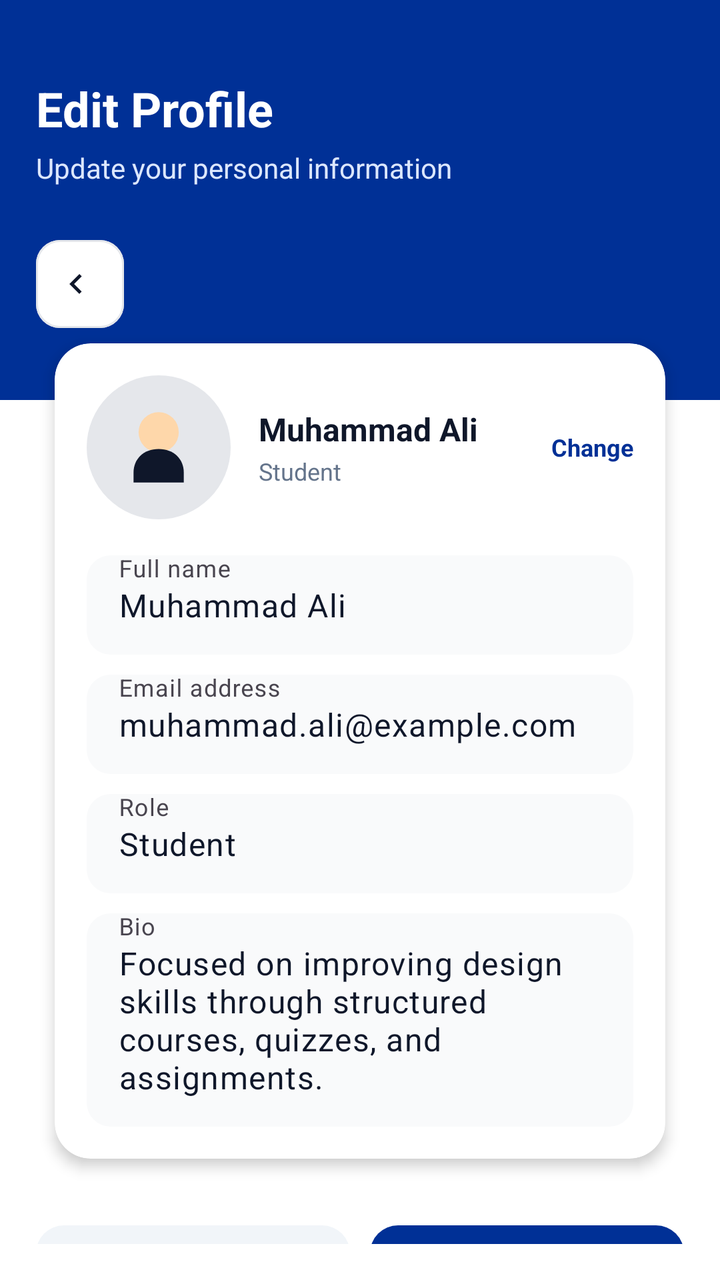
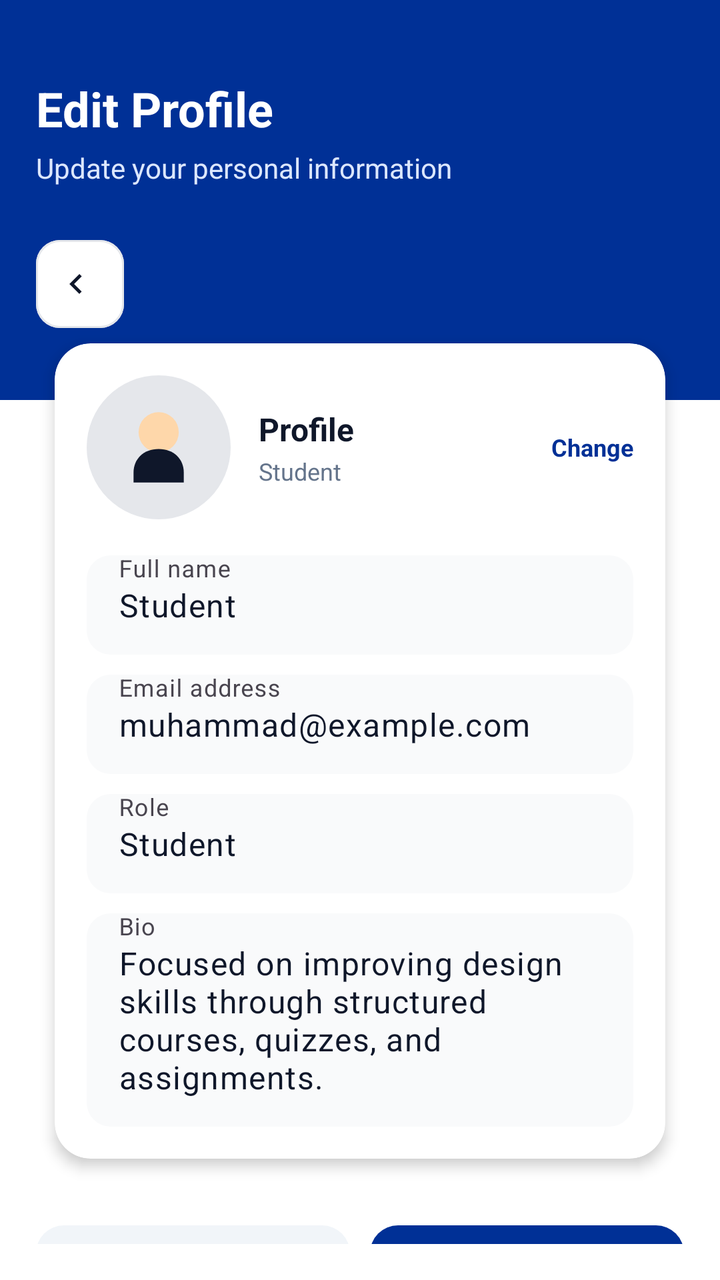

Compare the two renders of this Android layout. The source of the first and the diff that turns it into the second are given below.
<!-- AndroidManifest.xml: application theme Theme.App_Project -->
<!-- res/layout/activity_edit_profile.xml -->
<?xml version="1.0" encoding="utf-8"?>
<androidx.constraintlayout.widget.ConstraintLayout
    xmlns:android="http://schemas.android.com/apk/res/android"
    xmlns:app="http://schemas.android.com/apk/res-auto"
    android:id="@+id/editProfileRoot"
    android:layout_width="match_parent"
    android:layout_height="match_parent"
    android:background="#FFFFFF">

    <View
        android:id="@+id/headerBg"
        android:layout_width="0dp"
        android:layout_height="200dp"
        android:background="@color/primary_blue"
        app:layout_constraintEnd_toEndOf="parent"
        app:layout_constraintHorizontal_bias="0.0"
        app:layout_constraintStart_toStartOf="parent"
        app:layout_constraintTop_toTopOf="parent" />

    <TextView
        android:id="@+id/tvHeaderTitle"
        android:layout_width="wrap_content"
        android:layout_height="wrap_content"
        android:layout_marginStart="18dp"
        android:layout_marginTop="38dp"
        android:text="Edit Profile"
        android:textColor="#FFFFFF"
        android:textStyle="bold"
        android:textSize="24sp"
        app:layout_constraintTop_toTopOf="parent"
        app:layout_constraintStart_toStartOf="parent" />

    <TextView
        android:id="@+id/tvHeaderSub"
        android:layout_width="wrap_content"
        android:layout_height="wrap_content"
        android:layout_marginTop="4dp"
        android:text="Update your personal information"
        android:textColor="#DCE7FF"
        android:textSize="14sp"
        app:layout_constraintTop_toBottomOf="@id/tvHeaderTitle"
        app:layout_constraintStart_toStartOf="@id/tvHeaderTitle" />

    <com.google.android.material.button.MaterialButton
        android:id="@+id/btnBackEdit"
        android:layout_width="44dp"
        android:layout_height="44dp"
        android:layout_marginStart="18dp"
        android:layout_marginTop="120dp"
        android:insetLeft="0dp"
        android:insetRight="0dp"
        android:insetTop="0dp"
        android:insetBottom="0dp"
        android:minWidth="0dp"
        android:minHeight="0dp"
        android:padding="10dp"
        app:icon="@drawable/ic_back"
        app:iconSize="20dp"
        app:iconTint="#0F172A"
        app:backgroundTint="#FFFFFF"
        app:strokeColor="#E5E7EB"
        app:strokeWidth="1dp"
        app:cornerRadius="12dp"
        app:layout_constraintTop_toTopOf="parent"
        app:layout_constraintStart_toStartOf="parent" />

    <androidx.core.widget.NestedScrollView
        android:id="@+id/scrollEditProfile"
        android:layout_width="0dp"
        android:layout_height="0dp"
        android:layout_marginTop="-40dp"
        android:paddingStart="18dp"
        android:paddingEnd="18dp"
        android:paddingBottom="18dp"
        app:layout_constraintTop_toBottomOf="@id/headerBg"
        app:layout_constraintBottom_toBottomOf="parent"
        app:layout_constraintStart_toStartOf="parent"
        app:layout_constraintEnd_toEndOf="parent">

        <LinearLayout
            android:id="@+id/contentEdit"
            android:layout_width="match_parent"
            android:layout_height="wrap_content"
            android:orientation="vertical">

            <androidx.cardview.widget.CardView
                android:id="@+id/cardEditProfile"
                android:layout_width="match_parent"
                android:layout_height="wrap_content"
                app:cardCornerRadius="18dp"
                app:cardElevation="4dp"
                app:cardUseCompatPadding="true">

                <LinearLayout
                    android:layout_width="match_parent"
                    android:layout_height="wrap_content"
                    android:orientation="vertical"
                    android:padding="16dp">

                    <LinearLayout
                        android:layout_width="match_parent"
                        android:layout_height="wrap_content"
                        android:orientation="horizontal"
                        android:gravity="center_vertical">

                        <ImageView
                            android:id="@+id/imgAvatarEdit"
                            android:layout_width="72dp"
                            android:layout_height="72dp"
                            android:src="@drawable/ic_male_avatar"
                            android:scaleType="centerCrop"
                            android:background="@android:color/transparent"
                            android:clipToOutline="true" />

                        <LinearLayout
                            android:layout_width="0dp"
                            android:layout_height="wrap_content"
                            android:layout_marginStart="14dp"
                            android:layout_weight="1"
                            android:orientation="vertical">

                            <TextView
                                android:id="@+id/tvEditNameStatic"
                                android:layout_width="wrap_content"
                                android:layout_height="wrap_content"
                                android:text="Muhammad Ali"
                                android:textColor="#0F172A"
                                android:textStyle="bold"
                                android:textSize="16sp" />

                            <TextView
                                android:id="@+id/tvEditRoleStatic"
                                android:layout_width="wrap_content"
                                android:layout_height="wrap_content"
                                android:layout_marginTop="2dp"
                                android:text="Student"
                                android:textColor="#64748B"
                                android:textSize="12sp" />
                        </LinearLayout>

                        <TextView
                            android:id="@+id/tvChangePhoto"
                            android:layout_width="wrap_content"
                            android:layout_height="wrap_content"
                            android:text="Change"
                            android:textColor="@color/primary_blue"
                            android:textSize="12sp"
                            android:textStyle="bold" />
                    </LinearLayout>

                    <com.google.android.material.textfield.TextInputLayout
                        android:id="@+id/tilFullName"
                        android:layout_width="match_parent"
                        android:layout_height="wrap_content"
                        android:layout_marginTop="18dp"
                        app:boxBackgroundMode="filled"
                        app:boxBackgroundColor="#F9FAFB"
                        app:boxCornerRadiusTopStart="12dp"
                        app:boxCornerRadiusTopEnd="12dp"
                        app:boxCornerRadiusBottomStart="12dp"
                        app:boxCornerRadiusBottomEnd="12dp"
                        app:boxStrokeWidth="0dp"
                        app:boxStrokeWidthFocused="0dp"
                        app:boxStrokeColor="#E5E7EB"
                        app:hintTextColor="#9CA3AF">

                        <com.google.android.material.textfield.TextInputEditText
                            android:id="@+id/etFullName"
                            android:layout_width="match_parent"
                            android:layout_height="wrap_content"
                            android:hint="Full name"
                            android:text="Muhammad Ali"
                            android:inputType="textPersonName"
                            android:paddingTop="14dp"
                            android:paddingBottom="14dp"
                            android:textColor="#0F172A"
                            android:textColorHint="#9CA3AF" />
                    </com.google.android.material.textfield.TextInputLayout>

                    <com.google.android.material.textfield.TextInputLayout
                        android:id="@+id/tilEmail"
                        android:layout_width="match_parent"
                        android:layout_height="wrap_content"
                        android:layout_marginTop="10dp"
                        app:boxBackgroundMode="filled"
                        app:boxBackgroundColor="#F9FAFB"
                        app:boxCornerRadiusTopStart="12dp"
                        app:boxCornerRadiusTopEnd="12dp"
                        app:boxCornerRadiusBottomStart="12dp"
                        app:boxCornerRadiusBottomEnd="12dp"
                        app:boxStrokeWidth="0dp"
                        app:boxStrokeWidthFocused="0dp"
                        app:boxStrokeColor="#E5E7EB"
                        app:hintTextColor="#9CA3AF">

                        <com.google.android.material.textfield.TextInputEditText
                            android:id="@+id/etEmail"
                            android:layout_width="match_parent"
                            android:layout_height="wrap_content"
                            android:hint="Email address"
                            android:text="muhammad.ali@example.com"
                            android:inputType="textEmailAddress"
                            android:paddingTop="14dp"
                            android:paddingBottom="14dp"
                            android:textColor="#0F172A"
                            android:textColorHint="#9CA3AF" />
                    </com.google.android.material.textfield.TextInputLayout>

                    <com.google.android.material.textfield.TextInputLayout
                        android:id="@+id/tilRole"
                        android:layout_width="match_parent"
                        android:layout_height="wrap_content"
                        android:layout_marginTop="10dp"
                        app:boxBackgroundMode="filled"
                        app:boxBackgroundColor="#F9FAFB"
                        app:boxCornerRadiusTopStart="12dp"
                        app:boxCornerRadiusTopEnd="12dp"
                        app:boxCornerRadiusBottomStart="12dp"
                        app:boxCornerRadiusBottomEnd="12dp"
                        app:boxStrokeWidth="0dp"
                        app:boxStrokeWidthFocused="0dp"
                        app:boxStrokeColor="#E5E7EB"
                        app:hintTextColor="#9CA3AF">

                        <com.google.android.material.textfield.TextInputEditText
                            android:id="@+id/etRole"
                            android:layout_width="match_parent"
                            android:layout_height="wrap_content"
                            android:hint="Role"
                            android:text="Student"
                            android:inputType="text"
                            android:paddingTop="14dp"
                            android:paddingBottom="14dp"
                            android:textColor="#0F172A"
                            android:textColorHint="#9CA3AF" />
                    </com.google.android.material.textfield.TextInputLayout>

                    <com.google.android.material.textfield.TextInputLayout
                        android:id="@+id/tilBio"
                        android:layout_width="match_parent"
                        android:layout_height="wrap_content"
                        android:layout_marginTop="10dp"
                        app:boxBackgroundMode="filled"
                        app:boxBackgroundColor="#F9FAFB"
                        app:boxCornerRadiusTopStart="12dp"
                        app:boxCornerRadiusTopEnd="12dp"
                        app:boxCornerRadiusBottomStart="12dp"
                        app:boxCornerRadiusBottomEnd="12dp"
                        app:boxStrokeWidth="0dp"
                        app:boxStrokeWidthFocused="0dp"
                        app:boxStrokeColor="#E5E7EB"
                        app:hintTextColor="#9CA3AF">

                        <com.google.android.material.textfield.TextInputEditText
                            android:id="@+id/etBio"
                            android:layout_width="match_parent"
                            android:layout_height="wrap_content"
                            android:minLines="3"
                            android:maxLines="5"
                            android:gravity="top"
                            android:hint="Bio"
                            android:text="Focused on improving design skills through structured courses, quizzes, and assignments."
                            android:inputType="textMultiLine"
                            android:paddingTop="14dp"
                            android:paddingBottom="14dp"
                            android:textColor="#0F172A"
                            android:textColorHint="#9CA3AF" />
                    </com.google.android.material.textfield.TextInputLayout>

                </LinearLayout>
            </androidx.cardview.widget.CardView>

            <LinearLayout
                android:id="@+id/actionsRow"
                android:layout_width="match_parent"
                android:layout_height="wrap_content"
                android:orientation="horizontal"
                android:gravity="center"
                android:layout_marginTop="18dp">

                <com.google.android.material.button.MaterialButton
                    android:id="@+id/btnCancel"
                    android:layout_width="0dp"
                    android:layout_height="52dp"
                    android:layout_weight="1"
                    android:text="Cancel"
                    android:textAllCaps="false"
                    android:textColor="#0F172A"
                    app:backgroundTint="#F1F5F9"
                    app:cornerRadius="14dp" />

                <com.google.android.material.button.MaterialButton
                    android:id="@+id/btnSave"
                    android:layout_width="0dp"
                    android:layout_height="52dp"
                    android:layout_weight="1"
                    android:layout_marginStart="10dp"
                    android:text="Save changes"
                    android:textAllCaps="false"
                    android:textColor="#FFFFFF"
                    app:backgroundTint="@color/primary_blue"
                    app:cornerRadius="14dp" />
            </LinearLayout>

        </LinearLayout>
    </androidx.core.widget.NestedScrollView>

</androidx.constraintlayout.widget.ConstraintLayout>
<!-- resources referenced by this layout -->
<resources>
  <color name="primary_blue">#003096</color>
  <!-- drawable ic_back (drawable) -->
  <?xml version="1.0" encoding="utf-8"?>
  <vector xmlns:android="http://schemas.android.com/apk/res/android"
      android:width="24dp"
      android:height="24dp"
      android:viewportWidth="24"
      android:viewportHeight="24">
      <path
          android:fillColor="#000000"
          android:pathData="M15.41,7.41L14,6L8,12l6,6l1.41,-1.41L10.83,12z"/>
  </vector>
  <!-- drawable ic_male_avatar (drawable) -->
  <?xml version="1.0" encoding="utf-8"?>
  <vector xmlns:android="http://schemas.android.com/apk/res/android"
      android:width="86dp"
      android:height="86dp"
      android:viewportWidth="86"
      android:viewportHeight="86">
  
      <path
          android:fillColor="#E5E7EB"
          android:pathData="M43,43m-43,0a43,43 0,1 1,86 0a43,43 0,1 1,-86 0" />
  
      <path
          android:fillColor="#FED7AA"
          android:pathData="M43,22a12,12 0,1 1,0 24a12,12 0,1 1,0 -24z" />
  
      <path
          android:fillColor="#0F172A"
          android:pathData="M28,58c0,-8 6,-14 15,-14h0c9,0 15,6 15,14v6H28z" />
  </vector>
  <style name="Theme.App_Project" parent="Base.Theme.App_Project" />
  <style name="Base.Theme.App_Project" parent="Theme.Material3.DayNight.NoActionBar">
  
  
  
      </style>
</resources>

<!-- the commit's change to res/layout/activity_edit_profile.xml (unified diff, before → after) -->
@@ -123,7 +123,7 @@
                                 android:id="@+id/tvEditNameStatic"
                                 android:layout_width="wrap_content"
                                 android:layout_height="wrap_content"
-                                android:text="Muhammad Ali"
+                                android:text="Profile"
                                 android:textColor="#0F172A"
                                 android:textStyle="bold"
                                 android:textSize="16sp" />
@@ -169,7 +169,7 @@
                             android:layout_width="match_parent"
                             android:layout_height="wrap_content"
                             android:hint="Full name"
-                            android:text="Muhammad Ali"
+                            android:text="Student"
                             android:inputType="textPersonName"
                             android:paddingTop="14dp"
                             android:paddingBottom="14dp"
@@ -198,7 +198,7 @@
                             android:layout_width="match_parent"
                             android:layout_height="wrap_content"
                             android:hint="Email address"
-                            android:text="muhammad.ali@example.com"
+                            android:text="muhammad@example.com"
                             android:inputType="textEmailAddress"
                             android:paddingTop="14dp"
                             android:paddingBottom="14dp"
